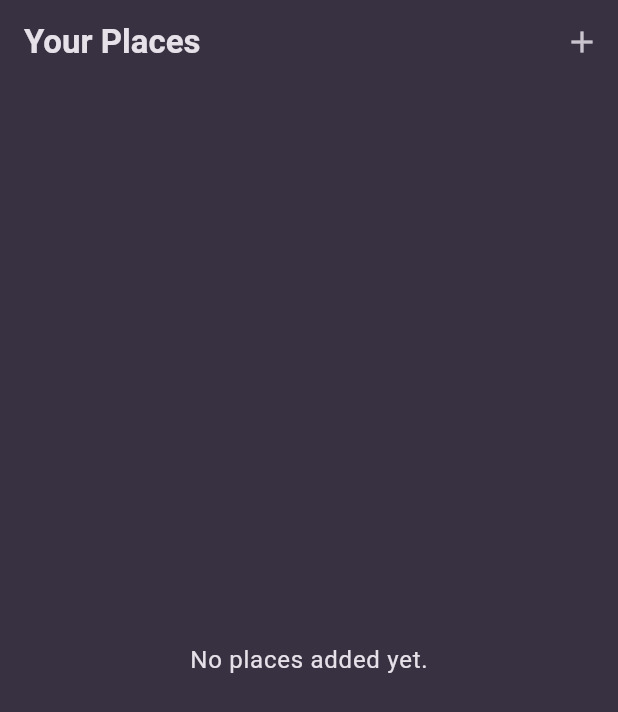
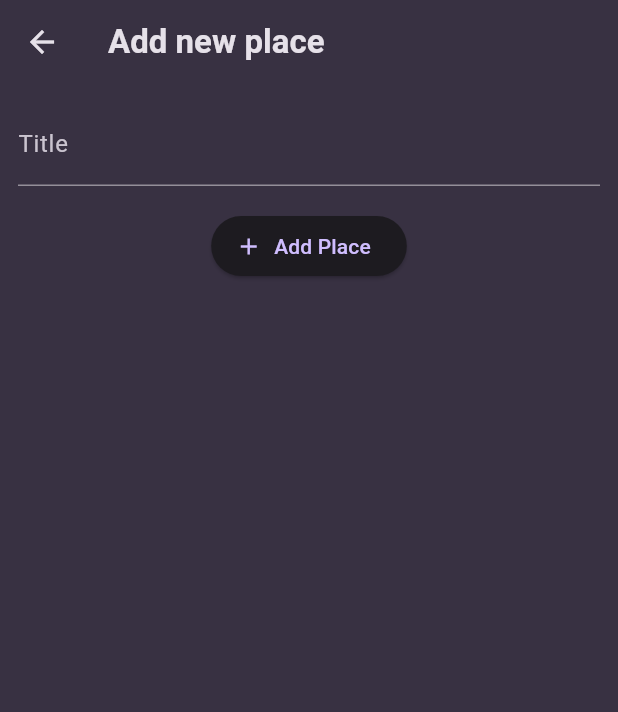
Before and after one commit to auri-gabriel/favorite_places, a Flutter app: the screen it shows after launch, after a tap on the "add" icon, on a phone screen of 412 x 824 dp. Shown: the top 712 px of the screen. Run offline on Flutter 3.47's test engine with Material 3 defaults, Android fonts, the phone set to English and light mode, and no system bars; our stand-ins replace google_fonts.

Commit message:
feat: implement AddPlaceScreen and integrate with PlacesScreen

```diff
--- a/lib/screens/add_place.dart
+++ b/lib/screens/add_place.dart
@@ -0,0 +1,43 @@
+import 'package:flutter/material.dart';
+
+class AddPlaceScreen extends StatefulWidget {
+  const AddPlaceScreen({super.key});
+
+  @override
+  State<AddPlaceScreen> createState() => _AddPlaceScreenState();
+}
+
+class _AddPlaceScreenState extends State<AddPlaceScreen> {
+  final _titleController = TextEditingController();
+
+  @override
+  void dispose() {
+    _titleController.dispose();
+    super.dispose();
+  }
+
+  @override
+  Widget build(BuildContext context) {
+    return Scaffold(
+      appBar: AppBar(title: Text('Add new place')),
+      body: SingleChildScrollView(
+        padding: EdgeInsets.all(12),
+        child: Column(
+          children: [
+            TextField(
+              decoration: InputDecoration(label: Text('Title')),
+              controller: _titleController,
+              style: TextStyle(color: Theme.of(context).colorScheme.onSurface),
+            ),
+            const SizedBox(height: 16),
+            ElevatedButton.icon(
+              onPressed: () {},
+              icon: Icon(Icons.add),
+              label: Text('Add Place'),
+            ),
+          ],
+        ),
+      ),
+    );
+  }
+}
--- a/lib/screens/places.dart
+++ b/lib/screens/places.dart
@@ -1,3 +1,4 @@
+import 'package:favorite_places/screens/add_place.dart';
 import 'package:favorite_places/widgets/places_list.dart';
 import 'package:flutter/material.dart';
 
@@ -9,7 +10,16 @@ class PlacesScreen extends StatelessWidget {
     return Scaffold(
       appBar: AppBar(
         title: const Text('Your Places'),
-        actions: [IconButton(onPressed: () {}, icon: Icon(Icons.add))],
+        actions: [
+          IconButton(
+            onPressed: () {
+              Navigator.of(
+                context,
+              ).push(MaterialPageRoute(builder: (context) => AddPlaceScreen()));
+            },
+            icon: Icon(Icons.add),
+          ),
+        ],
       ),
       body: PlacesList(places: []),
     );
```
